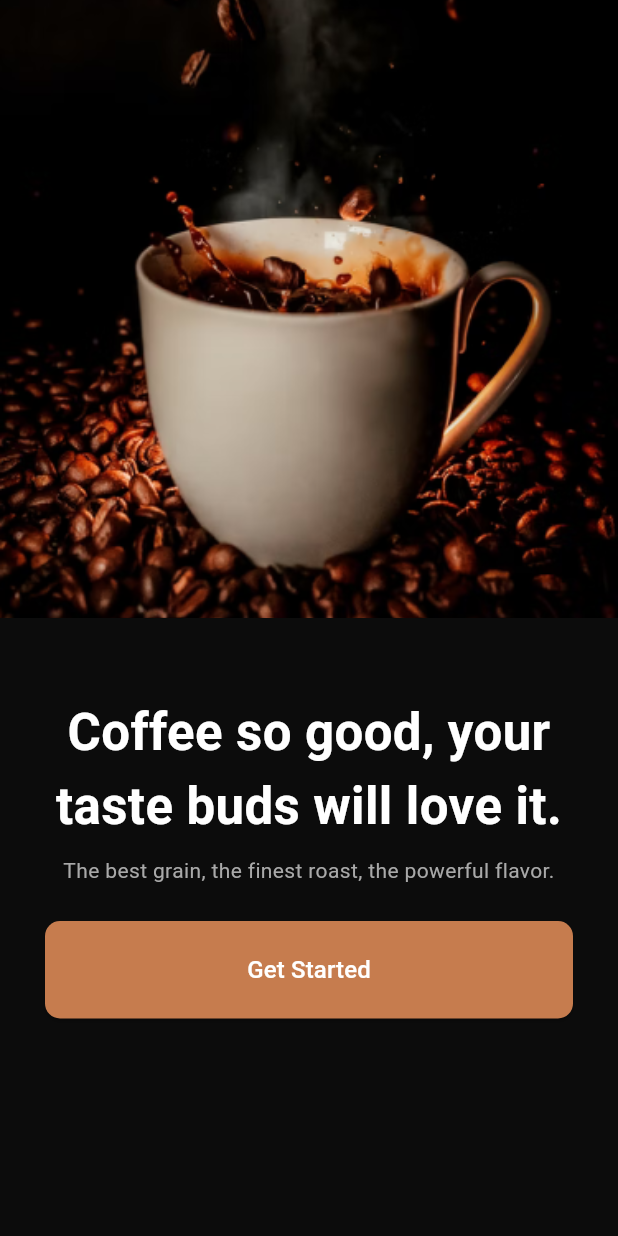
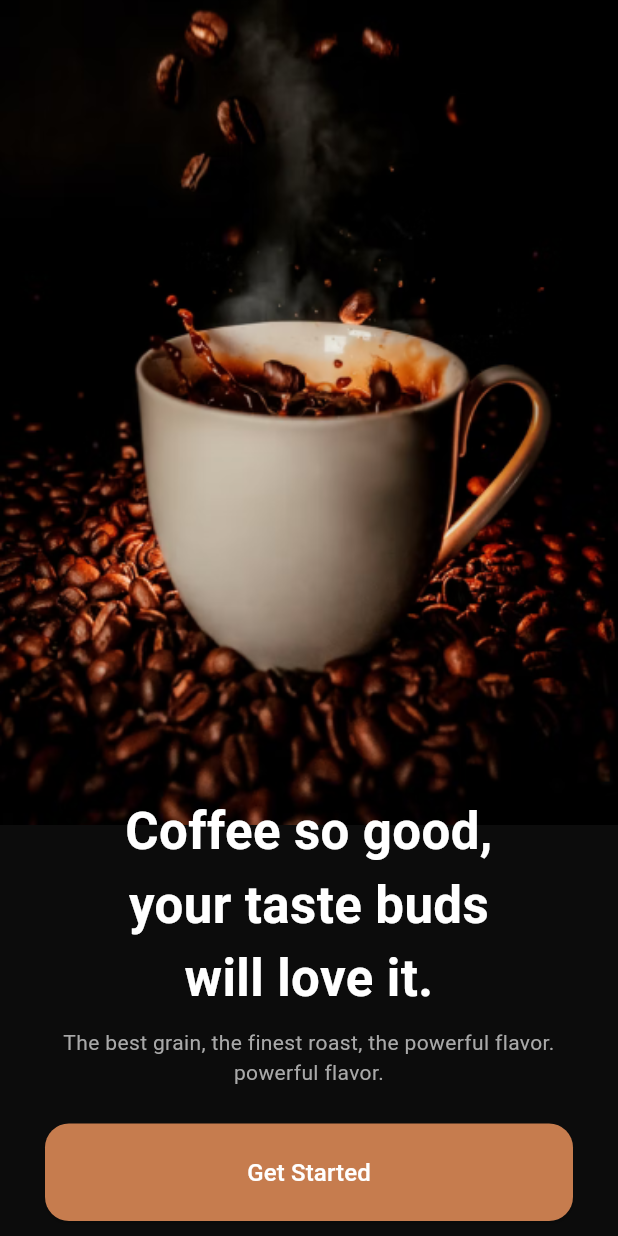
Before and after one commit to onaya7/Coffie, a Flutter app: the screen it shows after launch, on a phone screen of 412 x 824 dp. Run offline on Flutter 3.47's test engine with Material 3 defaults, Android fonts, the light colour scheme and no system bars.

Commit message:
ref: onboarding page layout

```diff
--- a/lib/pages/onbording.dart
+++ b/lib/pages/onbording.dart
@@ -10,24 +10,52 @@ class Onboarding extends StatelessWidget {
     return Scaffold(
         body: Column(
       children: [
-        Container(
+        Stack(
+          children: [
+            Positioned(
+              child: Container(
                   width: w,
-            height: h / 2,
+                  height: h,
+                  color: const Color.fromARGB(243, 0, 0, 0)),
+            ),
+            Positioned(
+              child: Container(
+                  width: w,
+                  height: 550,
                   color: Colors.amberAccent,
                   child: const Image(
                     image: AssetImage("assets/images/onboarding1.png"),
                     fit: BoxFit.cover,
                   )),
-        Expanded(
+            ),
+            Positioned(
+              bottom: 10,
+              child: Expanded(
                 child: Container(
                   width: w,
-            padding: const EdgeInsets.only(top: 52.0, right: 30.0, left: 30.0),
-            decoration:
-                const BoxDecoration(color: Color.fromARGB(243, 0, 0, 0)),
+                  padding:
+                      const EdgeInsets.only(top: 52.0, right: 30.0, left: 30.0),
+                  decoration: const BoxDecoration(color: Colors.transparent),
                   child: Column(
                     children: [
                       const Text(
-                  'Coffee so good, your taste buds will love it.',
+                        'Coffee so good,',
+                        textAlign: TextAlign.center,
+                        style: TextStyle(
+                            fontSize: 34,
+                            fontWeight: FontWeight.w600,
+                            color: Color.fromRGBO(255, 255, 255, 1)),
+                      ),
+                      const Text(
+                        'your taste buds',
+                        textAlign: TextAlign.center,
+                        style: TextStyle(
+                            fontSize: 34,
+                            fontWeight: FontWeight.w600,
+                            color: Color.fromRGBO(255, 255, 255, 1)),
+                      ),
+                      const Text(
+                        'will love it.',
                         textAlign: TextAlign.center,
                         style: TextStyle(
                             fontSize: 34,
@@ -43,6 +71,14 @@ class Onboarding extends StatelessWidget {
                             fontWeight: FontWeight.w400,
                             color: Color.fromRGBO(169, 169, 169, 1)),
                       ),
+                      const Text(
+                        'powerful flavor.',
+                        textAlign: TextAlign.center,
+                        style: TextStyle(
+                            fontSize: 14,
+                            fontWeight: FontWeight.w400,
+                            color: Color.fromRGBO(169, 169, 169, 1)),
+                      ),
                       const SizedBox(height: 24),
                       SizedBox(
                         width: w,
@@ -50,11 +86,16 @@ class Onboarding extends StatelessWidget {
                           style: ButtonStyle(
                               padding: MaterialStateProperty.all(
                                   const EdgeInsets.only(
-                                right: 109, left: 109, top: 21, bottom: 21)),
+                                      right: 109,
+                                      left: 109,
+                                      top: 21,
+                                      bottom: 21)),
                               backgroundColor: MaterialStateProperty.all(
                                   const Color.fromRGBO(198, 124, 78, 1)),
-                        shape: MaterialStateProperty.all(RoundedRectangleBorder(
-                            borderRadius: BorderRadius.circular(10)))),
+                              shape: MaterialStateProperty.all(
+                                  RoundedRectangleBorder(
+                                      borderRadius:
+                                          BorderRadius.circular(16)))),
                           onPressed: () {},
                           child: const Text(
                             'Get Started',
@@ -67,6 +108,9 @@ class Onboarding extends StatelessWidget {
                     ],
                   ),
                 ),
+              ),
+            )
+          ],
         )
       ],
     ));
```
Lines whose indentation alone changed are shown as unchanged.
